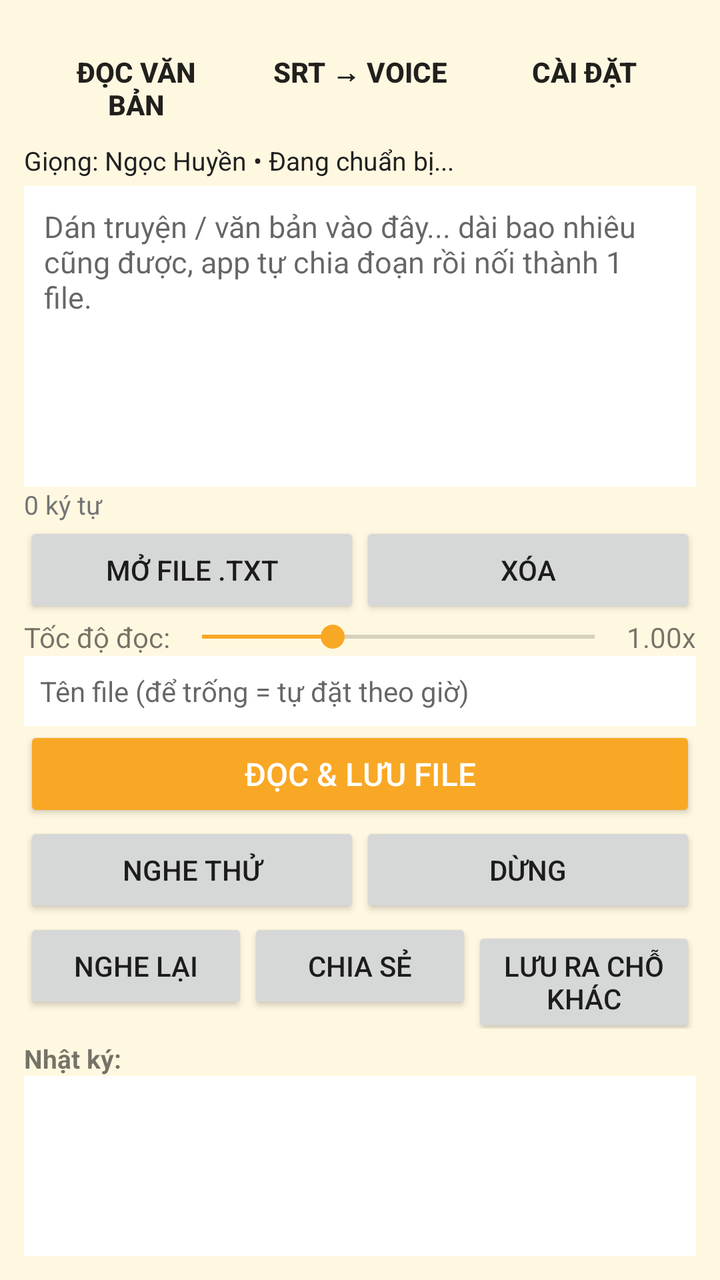
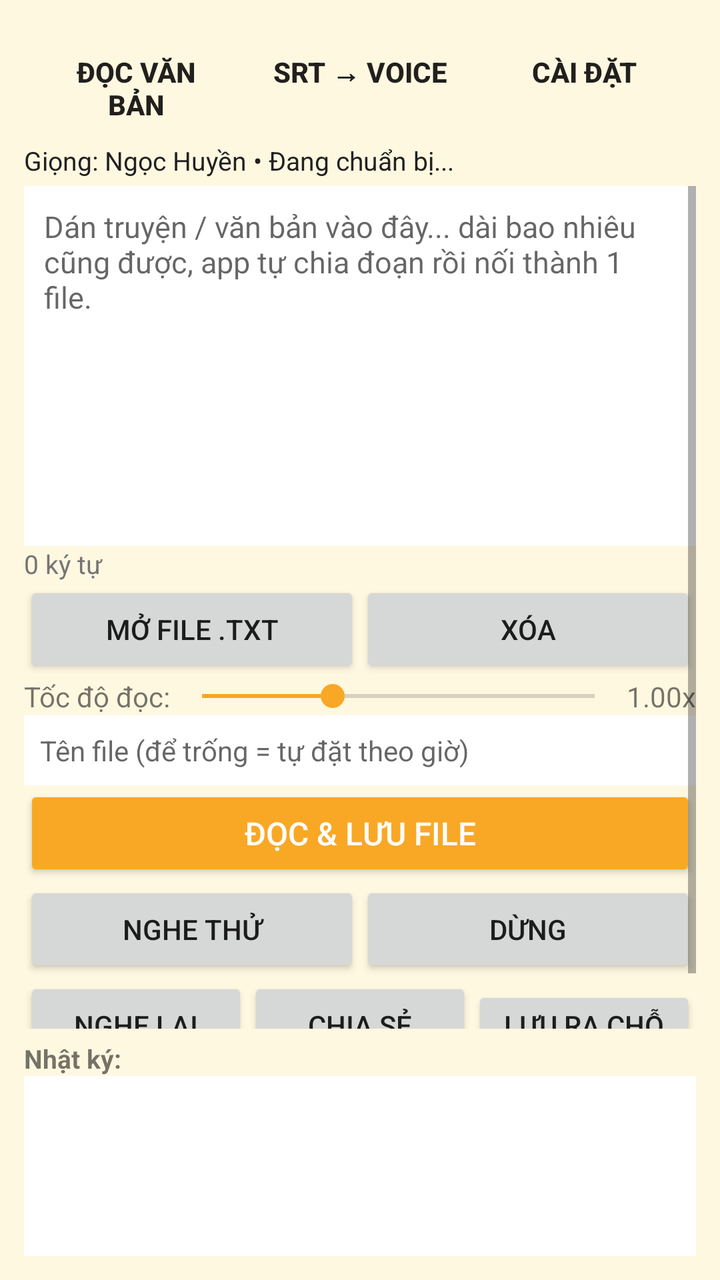

An Android layout rendered at two revisions. The XML below is the earlier revision; the diff shows what the commit changed to produce the second picture.
<!-- AndroidManifest.xml: application theme Theme.MatThatTTS -->
<!-- res/layout/activity_main.xml -->
<?xml version="1.0" encoding="utf-8"?>
<LinearLayout xmlns:android="http://schemas.android.com/apk/res/android"
    android:layout_width="match_parent"
    android:layout_height="match_parent"
    android:background="@color/matthat_bg"
    android:orientation="vertical"
    android:padding="12dp">

    
    <LinearLayout
        android:layout_width="match_parent"
        android:layout_height="wrap_content"
        android:orientation="horizontal">

        <Button
            android:id="@+id/btnTabText"
            style="@style/MatThat.Button.Tab"
            android:layout_width="0dp"
            android:layout_height="wrap_content"
            android:layout_weight="1"
            android:text="Đọc văn bản" />

        <Button
            android:id="@+id/btnTabSrt"
            style="@style/MatThat.Button.Tab"
            android:layout_width="0dp"
            android:layout_height="wrap_content"
            android:layout_weight="1"
            android:text="SRT → Voice" />

        <Button
            android:id="@+id/btnTabSettings"
            style="@style/MatThat.Button.Tab"
            android:layout_width="0dp"
            android:layout_height="wrap_content"
            android:layout_weight="1"
            android:text="Cài đặt" />
    </LinearLayout>

    <TextView
        android:id="@+id/tvStatus"
        android:layout_width="match_parent"
        android:layout_height="wrap_content"
        android:paddingTop="4dp"
        android:paddingBottom="4dp"
        android:text="Giọng: Ngọc Huyền • Đang chuẩn bị..."
        android:textColor="@color/matthat_text"
        android:textSize="13sp" />

    <ProgressBar
        android:id="@+id/progressBar"
        style="?android:attr/progressBarStyleHorizontal"
        android:layout_width="match_parent"
        android:layout_height="wrap_content"
        android:max="100"
        android:visibility="gone" />

    <TextView
        android:id="@+id/tvProgress"
        android:layout_width="match_parent"
        android:layout_height="wrap_content"
        android:text=""
        android:textColor="@color/matthat_hint"
        android:textSize="13sp"
        android:visibility="gone" />

    
    <LinearLayout
        android:id="@+id/screenText"
        android:layout_width="match_parent"
        android:layout_height="0dp"
        android:layout_weight="1"
        android:orientation="vertical">

        <EditText
            android:id="@+id/etText"
            android:layout_width="match_parent"
            android:layout_height="0dp"
            android:layout_weight="1"
            android:background="@android:color/white"
            android:gravity="top|start"
            android:hint="Dán truyện / văn bản vào đây... dài bao nhiêu cũng được, app tự chia đoạn rồi nối thành 1 file."
            android:inputType="textMultiLine|textCapSentences"
            android:padding="10dp"
            android:textSize="15sp" />

        <TextView
            android:id="@+id/tvCharCount"
            android:layout_width="match_parent"
            android:layout_height="wrap_content"
            android:text="0 ký tự"
            android:textColor="@color/matthat_hint"
            android:textSize="13sp" />

        <LinearLayout
            android:layout_width="match_parent"
            android:layout_height="wrap_content"
            android:orientation="horizontal">

            <Button
                android:id="@+id/btnOpenTxt"
                android:layout_width="0dp"
                android:layout_height="wrap_content"
                android:layout_weight="1"
                android:text="Mở file .txt" />

            <Button
                android:id="@+id/btnClear"
                android:layout_width="0dp"
                android:layout_height="wrap_content"
                android:layout_weight="1"
                android:text="Xóa" />
        </LinearLayout>

        <LinearLayout
            android:layout_width="match_parent"
            android:layout_height="wrap_content"
            android:orientation="horizontal">

            <TextView
                android:layout_width="wrap_content"
                android:layout_height="wrap_content"
                android:layout_gravity="center_vertical"
                android:text="Tốc độ đọc:"
                android:textSize="14sp" />

            <SeekBar
                android:id="@+id/sbSpeed"
                android:layout_width="0dp"
                android:layout_height="wrap_content"
                android:layout_gravity="center_vertical"
                android:layout_weight="1"
                android:max="150"
                android:progress="50" />

            <TextView
                android:id="@+id/tvSpeed"
                android:layout_width="wrap_content"
                android:layout_height="wrap_content"
                android:layout_gravity="center_vertical"
                android:text="1.00x"
                android:textSize="14sp" />
        </LinearLayout>

        <EditText
            android:id="@+id/etFileName"
            android:layout_width="match_parent"
            android:layout_height="wrap_content"
            android:background="@android:color/white"
            android:hint="Tên file (để trống = tự đặt theo giờ)"
            android:inputType="text"
            android:padding="8dp"
            android:textSize="14sp" />

        <Button
            android:id="@+id/btnGenerate"
            style="@style/MatThat.Button.Primary"
            android:layout_width="match_parent"
            android:layout_height="wrap_content"
            android:text="ĐỌC &amp; LƯU FILE" />

        <LinearLayout
            android:layout_width="match_parent"
            android:layout_height="wrap_content"
            android:orientation="horizontal">

            <Button
                android:id="@+id/btnPreview"
                android:layout_width="0dp"
                android:layout_height="wrap_content"
                android:layout_weight="1"
                android:text="Nghe thử" />

            <Button
                android:id="@+id/btnStop"
                android:layout_width="0dp"
                android:layout_height="wrap_content"
                android:layout_weight="1"
                android:text="Dừng" />
        </LinearLayout>

        <LinearLayout
            android:layout_width="match_parent"
            android:layout_height="wrap_content"
            android:orientation="horizontal">

            <Button
                android:id="@+id/btnPlaySaved"
                android:layout_width="0dp"
                android:layout_height="wrap_content"
                android:layout_weight="1"
                android:text="Nghe lại" />

            <Button
                android:id="@+id/btnShare"
                android:layout_width="0dp"
                android:layout_height="wrap_content"
                android:layout_weight="1"
                android:text="Chia sẻ" />

            <Button
                android:id="@+id/btnSaveAs"
                android:layout_width="0dp"
                android:layout_height="wrap_content"
                android:layout_weight="1"
                android:text="Lưu ra chỗ khác" />
        </LinearLayout>
    </LinearLayout>

    
    <LinearLayout
        android:id="@+id/screenSrt"
        android:layout_width="match_parent"
        android:layout_height="0dp"
        android:layout_weight="1"
        android:orientation="vertical"
        android:visibility="gone">

        <Button
            android:id="@+id/btnPickSrt"
            android:layout_width="match_parent"
            android:layout_height="wrap_content"
            android:text="Chọn file .srt" />

        <TextView
            android:id="@+id/tvSrtFile"
            android:layout_width="match_parent"
            android:layout_height="wrap_content"
            android:paddingTop="6dp"
            android:text="Chưa chọn file"
            android:textColor="@color/matthat_hint"
            android:textSize="14sp" />

        <RadioGroup
            android:id="@+id/rgSrtMode"
            android:layout_width="match_parent"
            android:layout_height="wrap_content"
            android:orientation="vertical"
            android:paddingTop="10dp">

            <RadioButton
                android:id="@+id/rbTimeline"
                android:layout_width="match_parent"
                android:layout_height="wrap_content"
                android:checked="true"
                android:text="Giữ đúng timestamp từng dòng (như bản Windows)" />

            <RadioButton
                android:id="@+id/rbContinuous"
                android:layout_width="match_parent"
                android:layout_height="wrap_content"
                android:text="Đọc liền mạch các dòng nối nhau" />
        </RadioGroup>

        <EditText
            android:id="@+id/etSrtFileName"
            android:layout_width="match_parent"
            android:layout_height="wrap_content"
            android:background="@android:color/white"
            android:hint="Tên file (để trống = tự đặt theo giờ)"
            android:inputType="text"
            android:padding="8dp"
            android:textSize="14sp" />

        <Button
            android:id="@+id/btnGenerateSrt"
            style="@style/MatThat.Button.Primary"
            android:layout_width="match_parent"
            android:layout_height="wrap_content"
            android:text="ĐỌC SRT &amp; LƯU FILE" />

        <Button
            android:id="@+id/btnStopSrt"
            android:layout_width="match_parent"
            android:layout_height="wrap_content"
            android:text="Dừng" />

        <TextView
            android:layout_width="match_parent"
            android:layout_height="wrap_content"
            android:paddingTop="10dp"
            android:text="Chế độ giữ timestamp: mỗi câu đọc đúng vào giờ của nó trong file SRT, câu nào đọc dài quá giờ của nó thì để tràn (không dời câu sau) — giống hệt bản Windows."
            android:textColor="@color/matthat_hint"
            android:textSize="13sp" />
    </LinearLayout>

    
    <ScrollView
        android:id="@+id/screenSettings"
        android:layout_width="match_parent"
        android:layout_height="0dp"
        android:layout_weight="1"
        android:visibility="gone">

        <LinearLayout
            android:layout_width="match_parent"
            android:layout_height="wrap_content"
            android:orientation="vertical">

            <TextView
                android:layout_width="match_parent"
                android:layout_height="wrap_content"
                android:paddingTop="6dp"
                android:text="Nghỉ sau dấu câu (giây) — giống bản Windows:"
                android:textSize="14sp"
                android:textStyle="bold" />

            <LinearLayout
                android:layout_width="match_parent"
                android:layout_height="wrap_content"
                android:orientation="horizontal">
                <TextView
                    android:layout_width="0dp"
                    android:layout_height="wrap_content"
                    android:layout_gravity="center_vertical"
                    android:layout_weight="1"
                    android:text="Ngắt đoạn (xuống dòng đôi)" />
                <EditText
                    android:id="@+id/etPauseBreak"
                    android:layout_width="90dp"
                    android:layout_height="wrap_content"
                    android:background="@android:color/white"
                    android:inputType="numberDecimal"
                    android:text="1.0" />
            </LinearLayout>

            <LinearLayout
                android:layout_width="match_parent"
                android:layout_height="wrap_content"
                android:orientation="horizontal">
                <TextView
                    android:layout_width="0dp"
                    android:layout_height="wrap_content"
                    android:layout_gravity="center_vertical"
                    android:layout_weight="1"
                    android:text="Ngắt giữa các đoạn (chunk)" />
                <EditText
                    android:id="@+id/etPauseChunk"
                    android:layout_width="90dp"
                    android:layout_height="wrap_content"
                    android:background="@android:color/white"
                    android:inputType="numberDecimal"
                    android:text="0.5" />
            </LinearLayout>

            <LinearLayout
                android:layout_width="match_parent"
                android:layout_height="wrap_content"
                android:orientation="horizontal">
                <TextView
                    android:layout_width="0dp"
                    android:layout_height="wrap_content"
                    android:layout_gravity="center_vertical"
                    android:layout_weight="1"
                    android:text="Dấu phẩy ," />
                <EditText
                    android:id="@+id/etPauseComma"
                    android:layout_width="90dp"
                    android:layout_height="wrap_content"
                    android:background="@android:color/white"
                    android:inputType="numberDecimal"
                    android:text="0.25" />
            </LinearLayout>

            <LinearLayout
                android:layout_width="match_parent"
                android:layout_height="wrap_content"
                android:orientation="horizontal">
                <TextView
                    android:layout_width="0dp"
                    android:layout_height="wrap_content"
                    android:layout_gravity="center_vertical"
                    android:layout_weight="1"
                    android:text="Dấu chấm . ! ?" />
                <EditText
                    android:id="@+id/etPauseDot"
                    android:layout_width="90dp"
                    android:layout_height="wrap_content"
                    android:background="@android:color/white"
                    android:inputType="numberDecimal"
                    android:text="0.45" />
            </LinearLayout>

            <LinearLayout
                android:layout_width="match_parent"
                android:layout_height="wrap_content"
                android:orientation="horizontal">
                <TextView
                    android:layout_width="0dp"
                    android:layout_height="wrap_content"
                    android:layout_gravity="center_vertical"
                    android:layout_weight="1"
                    android:text="Dấu hai chấm :" />
                <EditText
                    android:id="@+id/etPauseColon"
                    android:layout_width="90dp"
                    android:layout_height="wrap_content"
                    android:background="@android:color/white"
                    android:inputType="numberDecimal"
                    android:text="0.3" />
            </LinearLayout>

            <LinearLayout
                android:layout_width="match_parent"
                android:layout_height="wrap_content"
                android:orientation="horizontal">
                <TextView
                    android:layout_width="0dp"
                    android:layout_height="wrap_content"
                    android:layout_gravity="center_vertical"
                    android:layout_weight="1"
                    android:text="Dấu chấm phẩy ;" />
                <EditText
                    android:id="@+id/etPauseSemi"
                    android:layout_width="90dp"
                    android:layout_height="wrap_content"
                    android:background="@android:color/white"
                    android:inputType="numberDecimal"
                    android:text="0.4" />
            </LinearLayout>

            <TextView
                android:layout_width="match_parent"
                android:layout_height="wrap_content"
                android:paddingTop="10dp"
                android:text="Giọng đọc:"
                android:textSize="14sp"
                android:textStyle="bold" />

            <LinearLayout
                android:layout_width="match_parent"
                android:layout_height="wrap_content"
                android:orientation="horizontal">
                <TextView
                    android:layout_width="0dp"
                    android:layout_height="wrap_content"
                    android:layout_gravity="center_vertical"
                    android:layout_weight="1"
                    android:text="noise_scale" />
                <EditText
                    android:id="@+id/etNoiseScale"
                    android:layout_width="90dp"
                    android:layout_height="wrap_content"
                    android:background="@android:color/white"
                    android:inputType="numberDecimal"
                    android:text="0.667" />
            </LinearLayout>

            <LinearLayout
                android:layout_width="match_parent"
                android:layout_height="wrap_content"
                android:orientation="horizontal">
                <TextView
                    android:layout_width="0dp"
                    android:layout_height="wrap_content"
                    android:layout_gravity="center_vertical"
                    android:layout_weight="1"
                    android:text="noise_w" />
                <EditText
                    android:id="@+id/etNoiseW"
                    android:layout_width="90dp"
                    android:layout_height="wrap_content"
                    android:background="@android:color/white"
                    android:inputType="numberDecimal"
                    android:text="0.8" />
            </LinearLayout>

            <LinearLayout
                android:layout_width="match_parent"
                android:layout_height="wrap_content"
                android:orientation="horizontal">
                <TextView
                    android:layout_width="0dp"
                    android:layout_height="wrap_content"
                    android:layout_gravity="center_vertical"
                    android:layout_weight="1"
                    android:text="Âm lượng đỉnh (0.1 – 1.0)" />
                <EditText
                    android:id="@+id/etPeak"
                    android:layout_width="90dp"
                    android:layout_height="wrap_content"
                    android:background="@android:color/white"
                    android:inputType="numberDecimal"
                    android:text="0.99" />
            </LinearLayout>

            <TextView
                android:layout_width="match_parent"
                android:layout_height="wrap_content"
                android:paddingTop="10dp"
                android:text="Định dạng file lưu:"
                android:textSize="14sp"
                android:textStyle="bold" />

            <RadioGroup
                android:id="@+id/rgFormat"
                android:layout_width="match_parent"
                android:layout_height="wrap_content"
                android:orientation="vertical">

                <RadioButton
                    android:id="@+id/rbM4a"
                    android:layout_width="match_parent"
                    android:layout_height="wrap_content"
                    android:checked="true"
                    android:text="M4A (AAC, nhỏ gọn — mặc định)" />

                <RadioButton
                    android:id="@+id/rbWav"
                    android:layout_width="match_parent"
                    android:layout_height="wrap_content"
                    android:text="WAV (không nén, file to)" />
            </RadioGroup>

            <Button
                android:id="@+id/btnSaveSettings"
                style="@style/MatThat.Button.Primary"
                android:layout_width="match_parent"
                android:layout_height="wrap_content"
                android:text="Lưu cài đặt" />

            <Button
                android:id="@+id/btnResetSettings"
                android:layout_width="match_parent"
                android:layout_height="wrap_content"
                android:text="Khôi phục mặc định" />

            <TextView
                android:id="@+id/tvAbout"
                android:layout_width="match_parent"
                android:layout_height="wrap_content"
                android:paddingTop="12dp"
                android:text="Mật Thất TTS 1.0 — giọng Ngọc Huyền (epoch 209), model Piper/VITS chạy offline hoàn toàn trên máy, không mạng, không giới hạn ký tự."
                android:textColor="@color/matthat_hint"
                android:textSize="13sp" />
        </LinearLayout>
    </ScrollView>

    
    <TextView
        android:layout_width="match_parent"
        android:layout_height="wrap_content"
        android:paddingTop="6dp"
        android:text="Nhật ký:"
        android:textSize="13sp"
        android:textStyle="bold" />

    <ScrollView
        android:layout_width="match_parent"
        android:layout_height="90dp"
        android:background="@android:color/white">

        <TextView
            android:id="@+id/tvLog"
            android:layout_width="match_parent"
            android:layout_height="wrap_content"
            android:padding="6dp"
            android:text=""
            android:textSize="12sp" />
    </ScrollView>
</LinearLayout>
<!-- resources referenced by this layout -->
<resources>
  <color name="matthat_bg">#FFF8E1</color>
  <color name="matthat_hint">#757575</color>
  <color name="matthat_text">#212121</color>
  <style name="MatThat.Button.Primary" parent="Widget.AppCompat.Button.Colored">
          <item name="android:textColor">#FFFFFF</item>
          <item name="android:textSize">16sp</item>
          <item name="android:paddingTop">10dp</item>
          <item name="android:paddingBottom">10dp</item>
      </style>
  <style name="MatThat.Button.Tab" parent="Widget.AppCompat.Button.Borderless">
          <item name="android:textSize">14sp</item>
          <item name="android:textStyle">bold</item>
      </style>
  <style name="Theme.MatThatTTS" parent="Theme.AppCompat.Light.DarkActionBar">
          <item name="colorPrimary">@color/matthat_red</item>
          <item name="colorPrimaryDark">@color/matthat_red_dark</item>
          <item name="colorAccent">@color/matthat_gold</item>
          <item name="android:windowBackground">@color/matthat_bg</item>
      </style>
  <color name="matthat_red">#B71C1C</color>
  <color name="matthat_red_dark">#7F0000</color>
  <color name="matthat_gold">#F9A825</color>
</resources>

<!-- the commit's change to res/layout/activity_main.xml (unified diff, before → after) -->
@@ -65,18 +65,25 @@
         android:visibility="gone" />
 
     
-    <LinearLayout
+    <ScrollView
         android:id="@+id/screenText"
         android:layout_width="match_parent"
         android:layout_height="0dp"
         android:layout_weight="1"
-        android:orientation="vertical">
+        android:fillViewport="true">
+
+        <LinearLayout
+            android:layout_width="match_parent"
+            android:layout_height="match_parent"
+            android:orientation="vertical">
 
         <EditText
             android:id="@+id/etText"
             android:layout_width="match_parent"
             android:layout_height="0dp"
             android:layout_weight="1"
+            android:minHeight="180dp"
+            android:scrollbars="vertical"
             android:background="@android:color/white"
             android:gravity="top|start"
             android:hint="Dán truyện / văn bản vào đây... dài bao nhiêu cũng được, app tự chia đoạn rồi nối thành 1 file."
@@ -205,7 +212,8 @@
                 android:layout_weight="1"
                 android:text="Lưu ra chỗ khác" />
         </LinearLayout>
-    </LinearLayout>
+        </LinearLayout>
+    </ScrollView>
 
     
     <LinearLayout
@@ -530,7 +538,7 @@
                 android:layout_width="match_parent"
                 android:layout_height="wrap_content"
                 android:paddingTop="12dp"
-                android:text="Mật Thất TTS 1.0 — giọng Ngọc Huyền (epoch 209), model Piper/VITS chạy offline hoàn toàn trên máy, không mạng, không giới hạn ký tự."
+                android:text="Mật Thất TTS 1.0 — giọng Ngọc Huyền (epoch 337), model Piper/VITS chạy offline hoàn toàn trên máy, không mạng, không giới hạn ký tự."
                 android:textColor="@color/matthat_hint"
                 android:textSize="13sp" />
         </LinearLayout>
